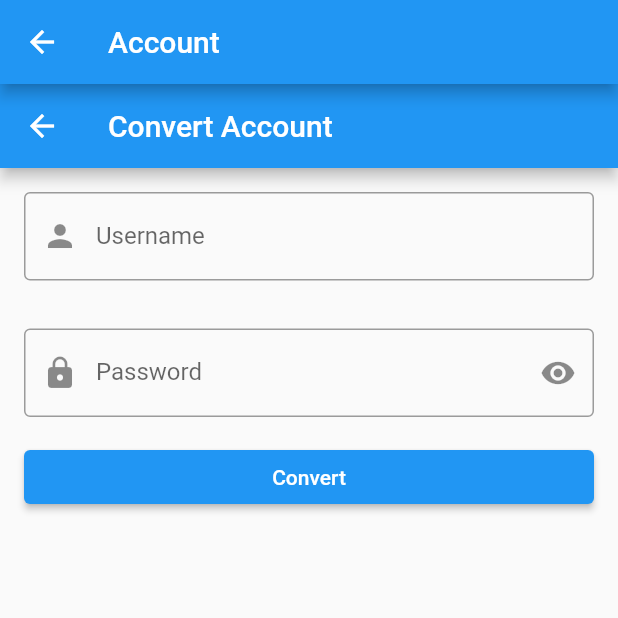
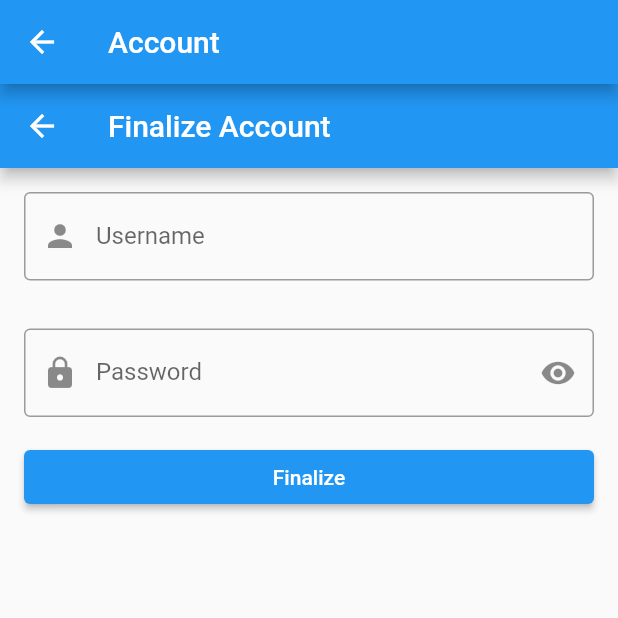
Before and after one commit to AlexHartford/oneword, a Flutter app: the Account screen opened directly, on a phone screen of 412 x 824 dp, the top half of it. Run offline on Flutter 3.47's test engine with Material 2 defaults, Android fonts, the phone set to English and light mode, and no system bars; our stand-ins replace device_info, firebase_auth, flutter_hooks, font_awesome_flutter; accounts and stored records are empty; network calls fail.

```diff
--- a/lib/src/state/user.dart
+++ b/lib/src/state/user.dart
@@ -8,7 +8,7 @@ import 'package:firebase_auth/firebase_auth.dart';
 enum Status { Uninitialized, Authenticated, Authenticating, Error, New }
 const MIN_USERNAME_LENGTH = 3;
 const MIN_PASSWORD_LENGTH = 8;
-const VALID_USERNAME_REGEX = r'^[a-zA-Z0-9\.\-_]+$';
+const VALID_USERNAME_REGEX = r'^[a-zA-Z0-9\-_]+$';
 
 class UserState with ChangeNotifier {
 
@@ -27,6 +27,8 @@ class UserState with ChangeNotifier {
   Status _status = Status.Uninitialized;
 
   Status get status => _status;
+
+  bool get isLinked => !_user.isAnonymous;
 
   @override
   String toString() => 'UID: $uid\nDID: $did\nName: $name\n$_status\nKarma: $karma\nRep: $reputation';
@@ -94,8 +96,6 @@ class UserState with ChangeNotifier {
       return true;
     } catch (e) {
       print(e);
-      _status = Status.Error;
-      notifyListeners();
       return false;
     }
   }
--- a/lib/src/tabs/account/conversion/view.dart
+++ /dev/null
@@ -1,57 +0,0 @@
-import 'package:flutter/material.dart';
-import 'package:flutter_hooks/flutter_hooks.dart';
-import 'package:provider/provider.dart';
-
-import 'package:oneword/src/tabs/account/conversion/convert_button.dart';
-import 'package:oneword/src/tabs/account/conversion/password.dart';
-import 'package:oneword/src/tabs/account/conversion/username.dart';
-
-import 'package:oneword/src/state/user.dart';
-
-class Convert extends HookWidget {
-  Convert({Key key}) : super(key: key);
-
-  @override
-  Widget build(BuildContext context) {
-    final user = Provider.of<UserState>(context);
-
-    final _usernameController = useTextEditingController();
-    final _passwordController = useTextEditingController();
-
-    final loading = useState(false);
-
-    // TODO: Validate form
-    const validUsername = false;
-    const validPassword = false;
-
-    _convert() async {
-      if (!(validUsername && validPassword)) return;
-      loading.value = true;
-      bool success = await user.convert(_usernameController.text, _passwordController.text);
-      loading.value = false;
-      if (success) {
-        print('Success!');
-      } else {
-        print('Failed.');
-      }
-    }
-
-    return Scaffold(
-      appBar: AppBar(
-        title: Text('Convert Account'),
-      ),
-      body: Form(
-        child: Center(
-          child: ListView(
-            shrinkWrap: false,
-            children: <Widget>[
-              UsernameField(controller: _usernameController, checkUsername: user.checkUsername),
-              PasswordField(controller: _passwordController),
-              ConvertButton(convert: _convert, loading: loading.value)
-            ],
-          ),
-        ),
-      ),
-    );
-  }
-}
--- a/lib/src/tabs/account/conversion/convert_button.dart
+++ b/lib/src/tabs/account/finalize/finalize_button.dart
@@ -1,10 +1,10 @@
 import 'package:flutter/material.dart';
 
-class ConvertButton extends StatelessWidget {
+class FinalizeButton extends StatelessWidget {
   final Function convert;
   final bool loading;
 
-  ConvertButton({Key key, this.convert, this.loading}) : super(key: key);
+  FinalizeButton({Key key, this.convert, this.loading}) : super(key: key);
 
   @override
   Widget build(BuildContext context) {
@@ -13,7 +13,7 @@ class ConvertButton extends StatelessWidget {
       : Padding(
           padding: const EdgeInsets.symmetric(horizontal: 16.0),
           child: RaisedButton(
-            child: Text('Convert'),
+            child: Text('Finalize'),
             onPressed: convert
           ),
         );
--- /dev/null
+++ b/lib/src/tabs/account/finalize/view.dart
@@ -0,0 +1,82 @@
+import 'package:flutter/material.dart';
+import 'package:flutter_hooks/flutter_hooks.dart';
+import 'package:provider/provider.dart';
+
+import 'package:oneword/src/tabs/account/finalize/finalize_button.dart';
+import 'package:oneword/src/tabs/account/finalize/password.dart';
+import 'package:oneword/src/tabs/account/finalize/username.dart';
+
+import 'package:oneword/src/state/user.dart';
+
+class Finalize extends HookWidget {
+  Finalize({Key key}) : super(key: key);
+
+  final _formKey = GlobalKey<FormState>();
+  final _key = GlobalKey<ScaffoldState>();
+
+  @override
+  Widget build(BuildContext context) {
+    final user = Provider.of<UserState>(context);
+
+    final _usernameController = useTextEditingController();
+    final _passwordController = useTextEditingController();
+
+    final loading = useState(false);
+
+    _convert() async {
+      if (!_formKey.currentState.validate()) return;
+      loading.value = true;
+      bool success = await user.convert(_usernameController.text, _passwordController.text);
+      loading.value = false;
+      success
+        ? _key.currentState.showSnackBar(
+          SnackBar(
+            behavior: SnackBarBehavior.floating,
+            content: Row(
+              mainAxisAlignment: MainAxisAlignment.center,
+              children: <Widget>[
+                Icon(Icons.all_inclusive),
+                SizedBox(width: 8),
+                Text('Successfully finalized your account!'),
+              ],
+            ),
+          )
+        )
+        : _key.currentState.showSnackBar(SnackBar(
+          action: SnackBarAction(
+            label: 'RETRY',
+            onPressed: () => _convert()
+          ),
+          behavior: SnackBarBehavior.floating,
+          content: Row(
+            children: <Widget>[
+              Icon(Icons.cloud_off),
+              SizedBox(width: 8),
+              Text('Please try again later.'),
+            ],
+          ),
+        )
+      );
+    }
+
+    return Scaffold(
+      key: _key,
+      appBar: AppBar(
+        title: Text('Finalize Account'),
+      ),
+      body: Form(
+        key: _formKey,
+        child: Center(
+          child: ListView(
+            shrinkWrap: false,
+            children: <Widget>[
+              UsernameField(controller: _usernameController, checkUsername: user.checkUsername),
+              PasswordField(controller: _passwordController),
+              FinalizeButton(convert: _convert, loading: loading.value)
+            ],
+          ),
+        ),
+      ),
+    );
+  }
+}
--- a/lib/src/tabs/account/view.dart
+++ b/lib/src/tabs/account/view.dart
@@ -1,5 +1,5 @@
 import 'package:flutter/material.dart';
-import 'package:oneword/src/tabs/account/conversion/view.dart';
+import 'package:oneword/src/tabs/account/finalize//view.dart';
 import 'package:provider/provider.dart';
 
 import 'package:oneword/src/state/user.dart';
@@ -15,7 +15,7 @@ class Account extends StatelessWidget {
         title: Text('Account'),
       ),
 //      body: Center(child: Text(user.toString())),
-      body: Convert(),
+      body: Finalize(),
     );
   }
 }
```
Also changed, not shown: lib/src/tabs/account/finalize/password.dart (renamed from lib/src/tabs/account/conversion/password.dart), lib/src/tabs/account/finalize/username.dart (renamed from lib/src/tabs/account/conversion/username.dart).
